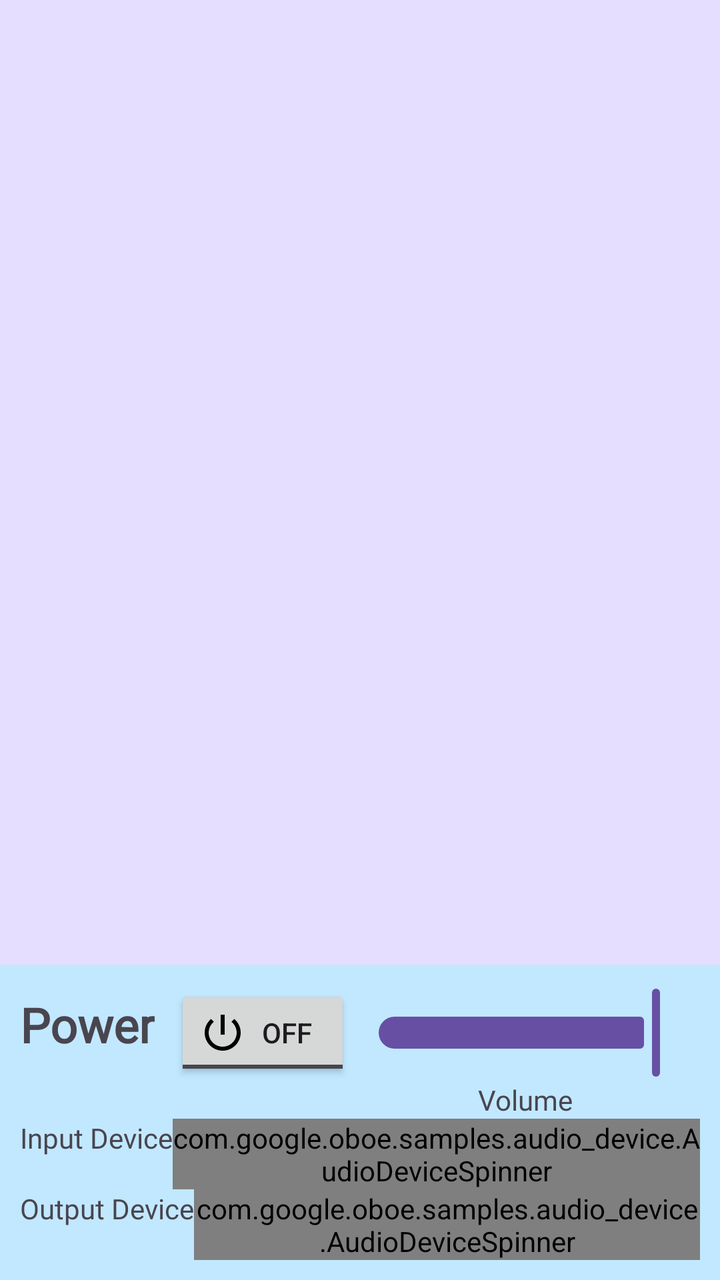
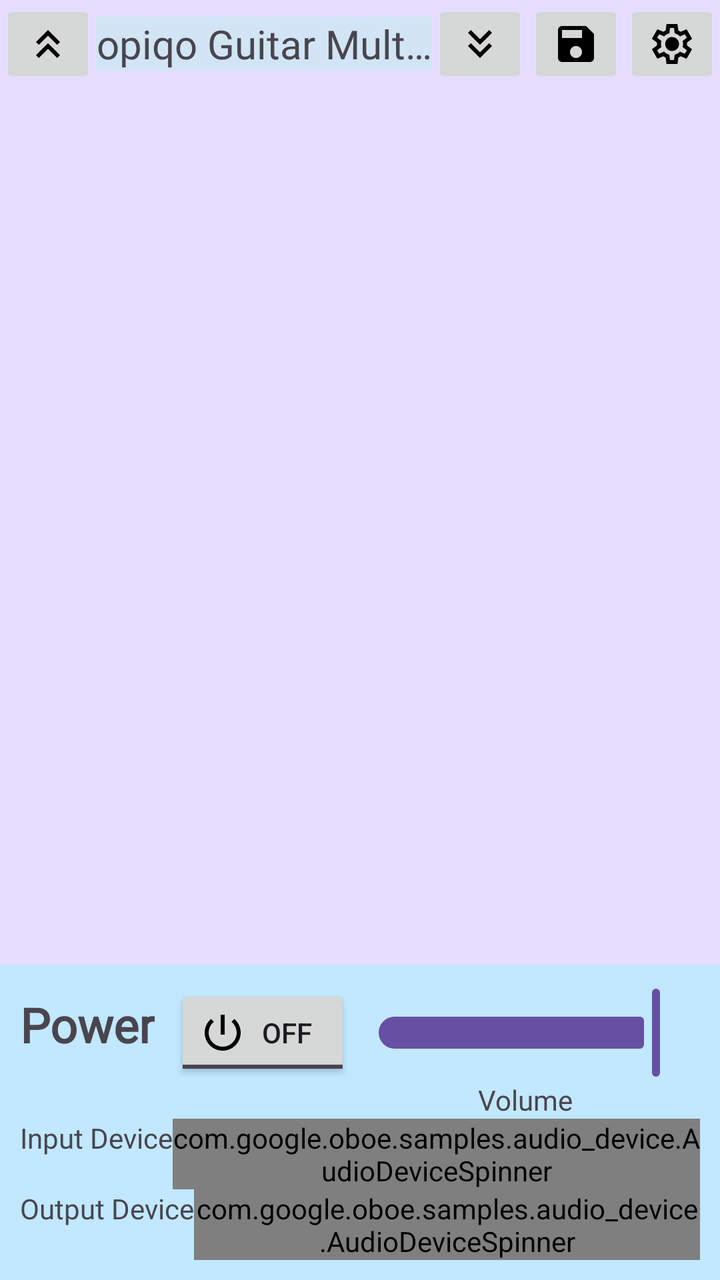

Compare the two renders of this Android layout. The source of the first and the diff that turns it into the second are given below.
<!-- AndroidManifest.xml: application theme Theme.OpiqoGuitarMultiEffectsProcessor -->
<!-- res/layout/activity_main.xml -->
<?xml version="1.0" encoding="utf-8"?>
<androidx.constraintlayout.widget.ConstraintLayout xmlns:android="http://schemas.android.com/apk/res/android"
    xmlns:app="http://schemas.android.com/apk/res-auto"
    xmlns:tools="http://schemas.android.com/tools"
    android:id="@+id/main"
    android:layout_width="match_parent"
    android:layout_height="match_parent"
    android:background="@color/material_dynamic_tertiary90"
    tools:context=".MainActivity">

    <LinearLayout
        android:visibility="gone"
        android:gravity="center"
        android:padding="5dp"
        app:layout_constraintLeft_toLeftOf="parent"
        app:layout_constraintTop_toTopOf="parent"
        android:layout_width="match_parent"
        android:layout_height="wrap_content"
        android:id="@+id/topbar"
        android:orientation="horizontal">

        <Button
            android:layout_width="wrap_content"
            android:layout_height="wrap_content"
            android:text="1"
            android:background="@color/material_dynamic_tertiary90"
            android:layout_margin="5dp"
            android:fontFamily="@font/anta"
            android:textStyle="bold"
            android:id="@+id/switcher1"/>
        <Button
            android:layout_width="wrap_content"
            android:layout_height="wrap_content"
            android:layout_margin="5dp"
            android:text="2"
            android:fontFamily="@font/anta"
            android:textStyle="bold"
            android:id="@+id/switcher2"/>
        <Button
            android:layout_width="wrap_content"
            android:layout_height="wrap_content"
            android:text="3"
            android:fontFamily="@font/anta"
            android:textStyle="bold"
            android:layout_margin="5dp"
            android:id="@+id/switcher3"/>
        <Button
            android:layout_width="wrap_content"
            android:layout_height="wrap_content"
            android:text="4"
            android:layout_margin="5dp"
            android:fontFamily="@font/anta"
            android:textStyle="bold"
            android:id="@+id/switcher4"/>

    </LinearLayout>

    <LinearLayout
        android:layout_width="match_parent"
        android:layout_height="match_parent"
        app:layout_constraintTop_toTopOf="parent"
        android:orientation="vertical"
        app:layout_constraintBottom_toBottomOf="parent"
        app:layout_constraintLeft_toLeftOf="parent">

        <FrameLayout
            android:layout_weight="1"
            android:layout_width="match_parent"
            android:layout_height="0dp"
            android:id="@+id/pager_container"/>
        <LinearLayout
            android:layout_width="match_parent"
            android:layout_height="wrap_content"
            app:layout_constraintBottom_toBottomOf="parent"
            android:id="@+id/control_bar"
            android:padding="10dp"
            app:layout_constraintLeft_toLeftOf="parent"
            android:background="@color/material_dynamic_primary90"
            android:orientation="vertical">

            <LinearLayout
                android:layout_width="match_parent"
                android:layout_height="wrap_content"
                android:orientation="horizontal">
                <TextView
                    android:layout_width="wrap_content"
                    android:layout_height="wrap_content"
                    android:fontFamily="@font/anta"
                    android:textStyle="bold"
                    android:textSize="24dp"
                    android:id="@+id/power"
                    android:text="Power" />
                <ToggleButton
                    android:id="@+id/onoff"
                    android:drawableLeft="@drawable/baseline_power_settings_new_24"
                    android:layout_width="wrap_content"
                    android:layout_height="wrap_content"
                    android:layout_marginLeft="10dp"/>
                <LinearLayout
                    android:layout_width="wrap_content"
                    android:layout_height="wrap_content"
                    android:orientation="vertical">
                    <com.google.android.material.slider.Slider
                        android:layout_width="wrap_content"
                        android:id="@+id/volume_slider"
                        android:layout_margin="0dp"
                        android:value="1"
                        android:layout_height="wrap_content"/>
                    <TextView
                        android:layout_margin="0dp"
                        android:layout_width="match_parent"
                        android:layout_height="wrap_content"
                        android:text="Volume"
                        android:fontFamily="@font/anta"
                        android:textAlignment="center"/>
                </LinearLayout>
                <TextView
                    android:layout_width="wrap_content"
                    android:layout_height="wrap_content"
                    android:drawableRight="@drawable/outline_settings_24"
                    android:id="@+id/settings_button"/>

            </LinearLayout>
            <LinearLayout
                android:layout_width="match_parent"
                android:layout_weight="1"
                android:layout_height="wrap_content"
                android:orientation="vertical">
                <LinearLayout
                    android:layout_width="wrap_content"
                    android:layout_height="wrap_content"
                    android:orientation="horizontal">
                    <TextView
                        android:layout_width="wrap_content"
                        android:layout_height="wrap_content"
                        android:fontFamily="@font/anta"
                        android:text="Input Device"/>
                    <com.google.oboe.samples.audio_device.AudioDeviceSpinner
                        android:id="@+id/recording_devices_spinner"
                        android:layout_width="wrap_content"
                        android:layout_height="wrap_content"
                        android:layout_marginTop="0dp" />
                </LinearLayout>

                <LinearLayout
                    android:layout_width="wrap_content"
                    android:layout_height="wrap_content"
                    android:orientation="horizontal">
                    <TextView
                        android:layout_width="wrap_content"
                        android:layout_height="wrap_content"
                        android:fontFamily="@font/anta"
                        android:text="Output Device"/>

                    <com.google.oboe.samples.audio_device.AudioDeviceSpinner
                        android:id="@+id/playback_devices_spinner"
                        android:layout_width="wrap_content"
                        android:layout_height="wrap_content"
                        android:layout_marginTop="0dp" />

                </LinearLayout>
            </LinearLayout>
        </LinearLayout>

    </LinearLayout>

</androidx.constraintlayout.widget.ConstraintLayout>
<!-- resources referenced by this layout -->
<resources>
  <!-- drawable baseline_power_settings_new_24 (drawable) -->
  <vector xmlns:android="http://schemas.android.com/apk/res/android" android:height="24dp" android:tint="#000000" android:viewportHeight="24" android:viewportWidth="24" android:width="24dp">
        
      <path android:fillColor="@android:color/white" android:pathData="M13,3h-2v10h2L13,3zM17.83,5.17l-1.42,1.42C17.99,7.86 19,9.81 19,12c0,3.87 -3.13,7 -7,7s-7,-3.13 -7,-7c0,-2.19 1.01,-4.14 2.58,-5.42L6.17,5.17C4.23,6.82 3,9.26 3,12c0,4.97 4.03,9 9,9s9,-4.03 9,-9c0,-2.74 -1.23,-5.18 -3.17,-6.83z"/>
      
  </vector>
  <style name="Theme.OpiqoGuitarMultiEffectsProcessor" parent="Base.Theme.OpiqoGuitarMultiEffectsProcessor" />
  <style name="Base.Theme.OpiqoGuitarMultiEffectsProcessor" parent="Theme.Material3.DayNight.NoActionBar">
          
          
      </style>
  <!-- unchanged entries left out for length: 1 -->
</resources>

<!-- the commit's change to res/layout/activity_main.xml (unified diff, before → after) -->
@@ -63,6 +63,46 @@
         app:layout_constraintBottom_toBottomOf="parent"
         app:layout_constraintLeft_toLeftOf="parent">
 
+        <LinearLayout
+            android:layout_width="match_parent"
+            android:layout_height="wrap_content"
+            android:orientation="horizontal">
+
+            <ImageButton
+                android:layout_width="wrap_content"
+                android:layout_height="wrap_content"
+                android:src="@drawable/baseline_keyboard_double_arrow_up_24"
+                android:id="@+id/patch_up"/>
+
+            <TextView
+                android:ellipsize="end"
+                android:maxLines="1"
+                android:id="@+id/patch_label"
+                android:layout_width="0dp"
+                android:layout_height="wrap_content"
+                android:layout_weight="1"
+                android:background="@color/material_dynamic_secondary90"
+                android:fontFamily="@font/vt323"
+                android:textAlignment="center"
+                android:layout_gravity="center"
+                android:text="@string/app_name"
+                android:textSize="20dp" />
+            <ImageButton
+                android:layout_width="wrap_content"
+                android:layout_height="wrap_content"
+                android:src="@drawable/baseline_keyboard_double_arrow_down_24"
+                android:id="@+id/patch_down"/>
+            <ImageButton
+                android:layout_width="wrap_content"
+                android:layout_height="wrap_content"
+                android:src="@drawable/baseline_save_24"
+                android:id="@+id/save_patch"/>
+            <ImageButton
+                android:layout_width="wrap_content"
+                android:layout_height="wrap_content"
+                android:src="@drawable/outline_settings_24"
+                android:id="@+id/settings_button"/>
+        </LinearLayout>
         <FrameLayout
             android:layout_weight="1"
             android:layout_width="match_parent"
@@ -114,11 +154,6 @@
                         android:fontFamily="@font/anta"
                         android:textAlignment="center"/>
                 </LinearLayout>
-                <TextView
-                    android:layout_width="wrap_content"
-                    android:layout_height="wrap_content"
-                    android:drawableRight="@drawable/outline_settings_24"
-                    android:id="@+id/settings_button"/>
 
             </LinearLayout>
             <LinearLayout
<!-- resource entries referenced after the edit -->
@@ -1,11 +1,34 @@
 <!-- resources referenced by this layout -->
 <resources>
+  <!-- drawable baseline_keyboard_double_arrow_down_24 (drawable) -->
+  <vector xmlns:android="http://schemas.android.com/apk/res/android" android:height="24dp" android:tint="#000000" android:viewportHeight="24" android:viewportWidth="24" android:width="24dp">
+        
+      <path android:fillColor="@android:color/white" android:pathData="M18,6.41l-1.41,-1.41l-4.59,4.58l-4.59,-4.58l-1.41,1.41l6,6z"/>
+        
+      <path android:fillColor="@android:color/white" android:pathData="M18,13l-1.41,-1.41l-4.59,4.58l-4.59,-4.58l-1.41,1.41l6,6z"/>
+      
+  </vector>
+  <!-- drawable baseline_keyboard_double_arrow_up_24 (drawable) -->
+  <vector xmlns:android="http://schemas.android.com/apk/res/android" android:height="24dp" android:tint="#000000" android:viewportHeight="24" android:viewportWidth="24" android:width="24dp">
+        
+      <path android:fillColor="@android:color/white" android:pathData="M6,17.59l1.41,1.41l4.59,-4.58l4.59,4.58l1.41,-1.41l-6,-6z"/>
+        
+      <path android:fillColor="@android:color/white" android:pathData="M6,11l1.41,1.41l4.59,-4.58l4.59,4.58l1.41,-1.41l-6,-6z"/>
+      
+  </vector>
   <!-- drawable baseline_power_settings_new_24 (drawable) -->
   <vector xmlns:android="http://schemas.android.com/apk/res/android" android:height="24dp" android:tint="#000000" android:viewportHeight="24" android:viewportWidth="24" android:width="24dp">
         
       <path android:fillColor="@android:color/white" android:pathData="M13,3h-2v10h2L13,3zM17.83,5.17l-1.42,1.42C17.99,7.86 19,9.81 19,12c0,3.87 -3.13,7 -7,7s-7,-3.13 -7,-7c0,-2.19 1.01,-4.14 2.58,-5.42L6.17,5.17C4.23,6.82 3,9.26 3,12c0,4.97 4.03,9 9,9s9,-4.03 9,-9c0,-2.74 -1.23,-5.18 -3.17,-6.83z"/>
       
   </vector>
+  <!-- drawable baseline_save_24 (drawable) -->
+  <vector xmlns:android="http://schemas.android.com/apk/res/android" android:height="24dp" android:tint="#000000" android:viewportHeight="24" android:viewportWidth="24" android:width="24dp">
+        
+      <path android:fillColor="@android:color/white" android:pathData="M17,3L5,3c-1.11,0 -2,0.9 -2,2v14c0,1.1 0.89,2 2,2h14c1.1,0 2,-0.9 2,-2L21,7l-4,-4zM12,19c-1.66,0 -3,-1.34 -3,-3s1.34,-3 3,-3 3,1.34 3,3 -1.34,3 -3,3zM15,9L5,9L5,5h10v4z"/>
+      
+  </vector>
+  <string name="app_name">opiqo Guitar Multi Effects Pedal</string>
   <style name="Theme.OpiqoGuitarMultiEffectsProcessor" parent="Base.Theme.OpiqoGuitarMultiEffectsProcessor" />
   <style name="Base.Theme.OpiqoGuitarMultiEffectsProcessor" parent="Theme.Material3.DayNight.NoActionBar">
           
